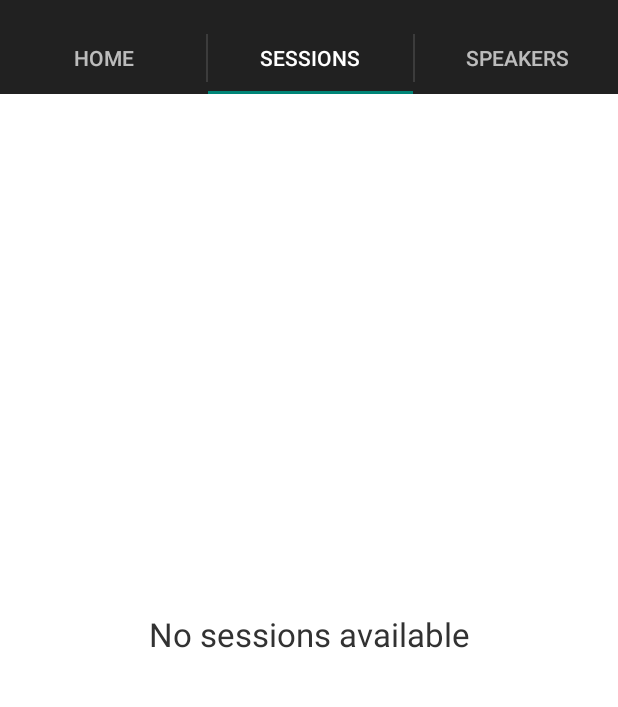
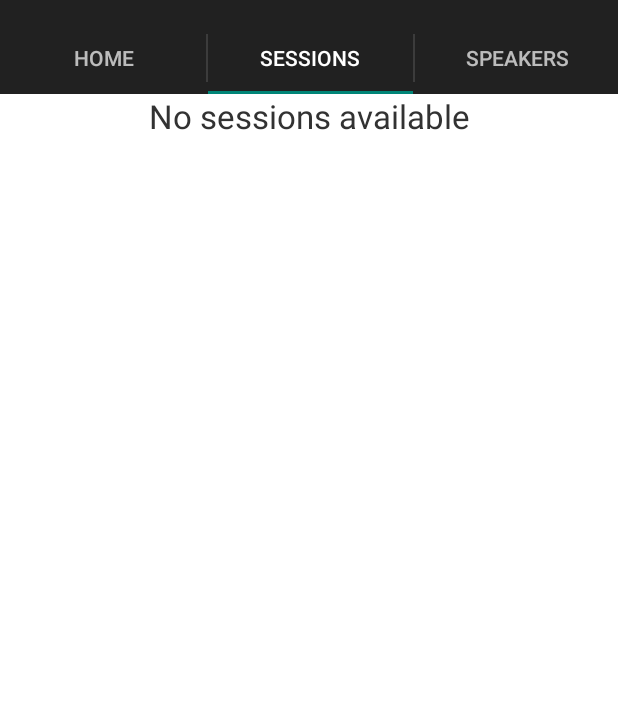
Before and after one commit to codeguru42/bcc-android, an Android app: the screen it shows after launch (MainActivity), tab 2 chosen, on a phone screen of 412 x 824 dp, the part 62-769 px from its top. Run offline under Robolectric (Android 15) with nearby library versions, the phone set to English and light mode, and no system bars; our stand-ins replace ButterKnife, Dagger/Hilt's generated code; libraries missing offline, so code that uses them is left out: com.crashlytics.android, com.f2prateek.dart; 7 statements that could not run were skipped.

Commit message:
Change session list to swiperefreshview

```diff
--- a/app/src/main/java/com/codeprogression/boisecodecamp/ui/sessions/SessionListFragment.java
+++ b/app/src/main/java/com/codeprogression/boisecodecamp/ui/sessions/SessionListFragment.java
@@ -2,7 +2,6 @@ package com.codeprogression.boisecodecamp.ui.sessions;
 
 import android.content.Intent;
 import android.os.Bundle;
-import android.os.Handler;
 import android.support.v4.widget.SwipeRefreshLayout;
 import android.view.LayoutInflater;
 import android.view.View;
@@ -11,6 +10,7 @@ import android.widget.ListView;
 
 import com.codeprogression.boisecodecamp.R;
 import com.codeprogression.boisecodecamp.api.models.Session;
+import com.codeprogression.boisecodecamp.events.RequestSessionsEvent;
 import com.codeprogression.boisecodecamp.events.SessionsReceivedEvent;
 import com.codeprogression.boisecodecamp.ui.core.BaseListFragment;
 import com.codeprogression.boisecodecamp.ui.sessions.adapters.SessionListAdapter;
@@ -23,6 +23,7 @@ import java.util.List;
 import javax.inject.Inject;
 
 import butterknife.ButterKnife;
+import butterknife.InjectView;
 
 import static com.codeprogression.boisecodecamp.utils.LogUtils.makeLogTag;
 
@@ -35,6 +36,8 @@ public class SessionListFragment extends BaseListFragment implements SwipeRefres
     @Inject Bus bus;
     private SwipeRefreshLayout view;
 
+    @InjectView(R.id.empty_scroller)
+    View scroller;
 
     public static SessionListFragment newInstance() {
         return new SessionListFragment();
@@ -80,9 +83,12 @@ public class SessionListFragment extends BaseListFragment implements SwipeRefres
         if (listAdapter == null) {
             SessionListAdapter adapter = new SessionListAdapter(getActivity(), sessions);
             setListAdapter(adapter);
+            getListView().setEmptyView(scroller);
         } else {
             listAdapter.updateSessionList(sessions);
         }
+
+        view.setRefreshing(false);
     }
 
     @SuppressWarnings("UnusedDeclaration")
@@ -102,10 +108,6 @@ public class SessionListFragment extends BaseListFragment implements SwipeRefres
 
     @Override
     public void onRefresh() {
-        new Handler().postDelayed(new Runnable() {
-            @Override public void run() {
-                view.setRefreshing(false);
-            }
-        }, 5000);
+        bus.post(new RequestSessionsEvent());
     }
 }
--- a/app/src/main/res/layout/session_list_fragment.xml
+++ b/app/src/main/res/layout/session_list_fragment.xml
@@ -18,6 +18,11 @@
             android:layout_width="match_parent"
             android:layout_height="match_parent" />
 
+        <ScrollView
+            android:id="@+id/empty_scroller"
+            android:layout_width="match_parent"
+            android:layout_height="match_parent">
+
             <TextView
                 android:id="@android:id/empty"
                 style="@style/Text.Secondary.Large"
@@ -25,6 +30,7 @@
                 android:layout_height="match_parent"
                 android:gravity="center"
                 android:text="No sessions available" />
+        </ScrollView>
     </FrameLayout>
 
 
```
Lines whose indentation alone changed are shown as unchanged.
